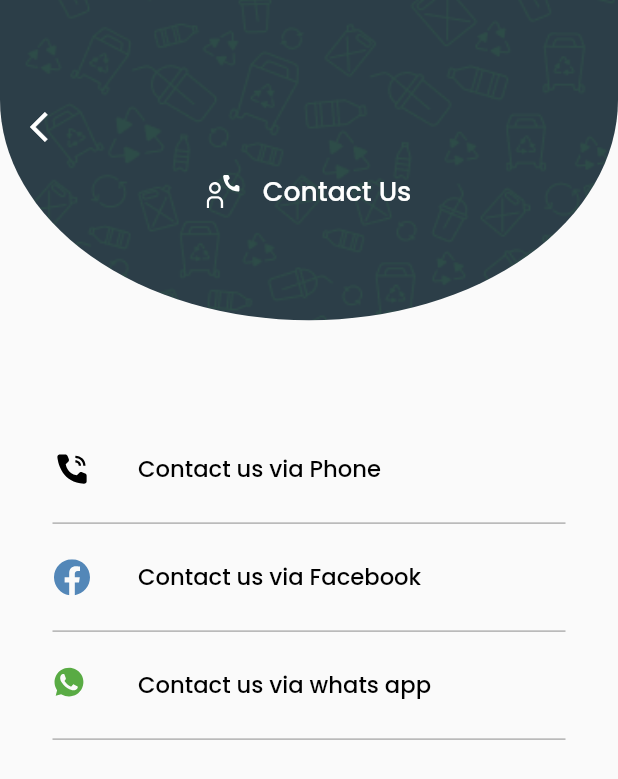
After one commit to MohamedElsum/vivus-driver, a Flutter app: the ContactusScreen screen opened by its route, on a phone screen of 412 x 824 dp. The commit adds this screen. Shown: the top 779 px of the screen. Run offline on Flutter 3.47's test engine with Material 2 defaults, Android fonts, the phone set to English and light mode, and no system bars; our stand-ins replace dotted_border, flutter_screenutil, flutter_svg, get, pin_code_fields, step_progress_indicator and 1 more.

Commit message:
finish contactus screen

```diff
--- a/lib/UIHelpers/app_theme.dart
+++ b/lib/UIHelpers/app_theme.dart
@@ -215,4 +215,14 @@ class FontTextStyle {
     fontFamily: Fonts.poppinsSemiBold,
     color: DefaultThemeColors.hintTextColor,
   );
+  static TextStyle contactusHeader = TextStyle(
+    fontSize: 20.getFontSize(),
+    fontFamily: Fonts.poppinsMedium,
+    color: DefaultThemeColors.missionLocationDetails,
+  );
+  static TextStyle contactusModuleText = TextStyle(
+    fontSize: 17.getFontSize(),
+    fontFamily: Fonts.poppinsMedium,
+    color: DefaultThemeColors.timerTextColor,
+  );
 }
--- a/lib/UIHelpers/images.dart
+++ b/lib/UIHelpers/images.dart
@@ -33,6 +33,9 @@ class Images {
   static const String contact = 'assets/images/contact.svg';
   static const String setting = 'assets/images/setting.svg';
   static const String logout = 'assets/images/logout.svg';
+  static const String phone = 'assets/images/phone.svg';
+  static const String facebook = 'assets/images/facebook.svg';
+  static const String whatsapp = 'assets/images/whatsapp.svg';
   static const String patternpng = 'assets/images/patterpng.png';
   static const String profile = 'assets/images/prof.jpg';
 }
--- /dev/null
+++ b/lib/features/more/presentation/controller/contactus_bindings.dart
@@ -0,0 +1,6 @@
+import 'package:get/get.dart';
+
+class ContactusBindings extends Bindings {
+  @override
+  void dependencies() {}
+}
--- /dev/null
+++ b/lib/features/more/presentation/pages/contactus_screen.dart
@@ -0,0 +1,41 @@
+import 'package:flutter/material.dart';
+import 'package:flutter_svg/flutter_svg.dart';
+import 'package:get/get.dart';
+import 'package:vivus_driver/constants.dart';
+import 'package:vivus_driver/features/more/presentation/widgets/contactus_module.dart';
+import 'package:vivus_driver/features/more/presentation/widgets/modules_details_header.dart';
+import '../../../../UIHelpers/app_theme.dart';
+import '../../../../UIHelpers/images.dart';
+
+class ContactusScreen extends StatelessWidget {
+  const ContactusScreen({Key? key}) : super(key: key);
+
+  @override
+  Widget build(BuildContext context) {
+    return Scaffold(
+      body: Column(
+        children: [
+          const ModulesDetailsHeader(
+            icon: Images.contact,
+            title: 'Contact Us',
+          ),
+          SizedBox(
+            height: 80.getHeight(),
+          ),
+          const ContactusModule(
+            icon: Images.phone,
+            title: 'Contact us via Phone',
+          ),
+          const ContactusModule(
+            icon: Images.facebook,
+            title: 'Contact us via Facebook',
+          ),
+          const ContactusModule(
+            icon: Images.whatsapp,
+            title: 'Contact us via whats app',
+          ),
+        ],
+      ),
+    );
+  }
+}
--- a/lib/features/more/presentation/pages/more_screen.dart
+++ b/lib/features/more/presentation/pages/more_screen.dart
@@ -1,10 +1,12 @@
 import 'package:flutter/material.dart';
 import 'package:flutter_svg/flutter_svg.dart';
+import 'package:get/get.dart';
 import 'package:vivus_driver/UIHelpers/app_theme.dart';
 import 'package:vivus_driver/UIHelpers/images.dart';
 import 'package:vivus_driver/constants.dart';
 import 'package:vivus_driver/features/more/presentation/widgets/logout_button.dart';
 import 'package:vivus_driver/features/more/presentation/widgets/more_modules.dart';
+import 'package:vivus_driver/router/routes_constants.dart';
 
 class MoreScreen extends StatelessWidget {
   const MoreScreen({Key? key}) : super(key: key);
@@ -72,9 +74,14 @@ class MoreScreen extends StatelessWidget {
               icon: Images.notify,
               title: 'Notifications',
             ),
-            const MoreModules(
-              icon: Images.contact,
-              title: 'Contact Us',
+            InkWell(
+              onTap: () {
+                Get.toNamed(RoutesConstants.contactusScreen);
+              },
+              child: const MoreModules(
+                icon: Images.contact,
+                title: 'Contact Us',
+              ),
             ),
             const MoreModules(
               icon: Images.setting,
--- /dev/null
+++ b/lib/features/more/presentation/widgets/contactus_module.dart
@@ -0,0 +1,40 @@
+import 'package:flutter/material.dart';
+import 'package:flutter_svg/svg.dart';
+
+import '../../../../UIHelpers/app_theme.dart';
+
+class ContactusModule extends StatelessWidget {
+  final String icon;
+  final String title;
+
+  const ContactusModule({
+    super.key,
+    required this.icon,
+    required this.title,
+  });
+
+  @override
+  Widget build(BuildContext context) {
+    return Column(
+      children: [
+        Container(
+          margin: const EdgeInsets.symmetric(horizontal: 20),
+          child: ListTile(
+            leading: SvgPicture.asset(icon),
+            title: Text(
+              title,
+              style: FontTextStyle.contactusModuleText,
+            ),
+          ),
+        ),
+        Container(
+          margin: const EdgeInsets.symmetric(horizontal: 35),
+          child: const Divider(
+            thickness: 1,
+            color: Color.fromRGBO(104, 104, 104, 0.5),
+          ),
+        ),
+      ],
+    );
+  }
+}
--- /dev/null
+++ b/lib/features/more/presentation/widgets/modules_details_header.dart
@@ -0,0 +1,75 @@
+import 'package:flutter/material.dart';
+import 'package:flutter_svg/svg.dart';
+import 'package:get/get.dart';
+import 'package:vivus_driver/constants.dart';
+import '../../../../UIHelpers/app_theme.dart';
+import '../../../../UIHelpers/images.dart';
+
+class ModulesDetailsHeader extends StatelessWidget {
+  final String title;
+  final String icon;
+
+  const ModulesDetailsHeader({
+    super.key,
+    required this.icon,
+    required this.title,
+  });
+
+  @override
+  Widget build(BuildContext context) {
+    return Container(
+      height: 240.getHeight(),
+      decoration: const BoxDecoration(
+        color: DefaultThemeColors.missionItemColor,
+        image: DecorationImage(
+          image: AssetImage(Images.patternpng),
+          fit: BoxFit.cover,
+        ),
+        borderRadius: BorderRadius.only(
+          bottomLeft: Radius.elliptical(280, 200),
+          bottomRight: Radius.elliptical(280, 200),
+        ),
+      ),
+      child: Column(
+        mainAxisAlignment: MainAxisAlignment.center,
+        children: [
+          Container(
+            alignment: Alignment.topLeft,
+            padding: const EdgeInsets.only(left: 20),
+            child: InkWell(
+              onTap: () {
+                Get.back();
+              },
+              child: const Icon(
+                Icons.arrow_back_ios,
+                color: Colors.white,
+              ),
+            ),
+          ),
+          SizedBox(
+            height: 20.getHeight(),
+          ),
+          Row(
+            mainAxisAlignment: MainAxisAlignment.center,
+            children: [
+              SvgPicture.asset(
+                icon,
+                colorFilter: const ColorFilter.mode(
+                  DefaultThemeColors.missionLocationDetails,
+                  BlendMode.srcIn,
+                ),
+              ),
+              SizedBox(
+                width: 16.getWidth(),
+              ),
+              Text(
+                title,
+                style: FontTextStyle.contactusHeader,
+              ),
+            ],
+          ),
+        ],
+      ),
+    );
+  }
+}
--- a/lib/router/router.dart
+++ b/lib/router/router.dart
@@ -10,6 +10,8 @@ import 'package:vivus_driver/features/login/presentation/pages/login_screen.dart
 import 'package:vivus_driver/features/missions/presentation/pages/home_screen.dart';
 import 'package:vivus_driver/features/missions/presentation/pages/missions_screen.dart';
 import 'package:vivus_driver/features/missions/presentation/pages/recent_missions.dart';
+import 'package:vivus_driver/features/more/presentation/controller/contactus_bindings.dart';
+import 'package:vivus_driver/features/more/presentation/pages/contactus_screen.dart';
 import 'package:vivus_driver/features/more/presentation/pages/more_screen.dart';
 import 'package:vivus_driver/features/signup/presentation/controller/signup_bindings.dart';
 import 'package:vivus_driver/features/signup/presentation/pages/signup_screen.dart';
@@ -82,5 +84,11 @@ class AppRouter {
       transition: Transition.fade,
       binding: MoreBindings(),
     ),
+    GetPage(
+      name: RoutesConstants.contactusScreen,
+      page: () => ContactusScreen(),
+      transition: Transition.fade,
+      binding: ContactusBindings(),
+    ),
   ];
 }
--- a/lib/router/routes_constants.dart
+++ b/lib/router/routes_constants.dart
@@ -9,4 +9,5 @@ class RoutesConstants {
   static const recentMissionsScreen = "/recentMissionsScreen";
   static const missionsScreen = "/missionsScreen";
   static const moreScreen = "/moreScreen";
+  static const contactusScreen = "/contactusScreen";
 }
```
Also changed, not shown: assets/images/facebook.svg (added), assets/images/phone.svg (added), assets/images/whatsapp.svg (added).
